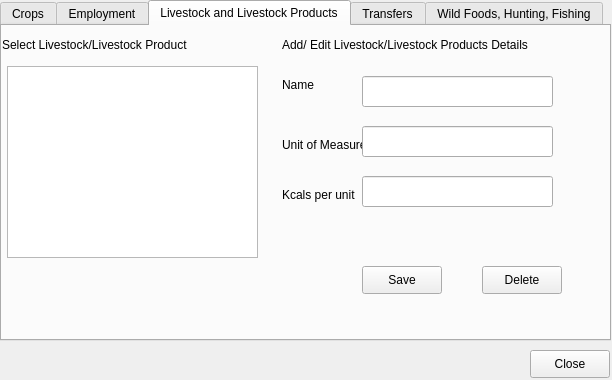
First picture: the form in open-ihm/gui/designs/ui_manageincomedetails.ui, repository snim2mirror/openihm, before the edit.
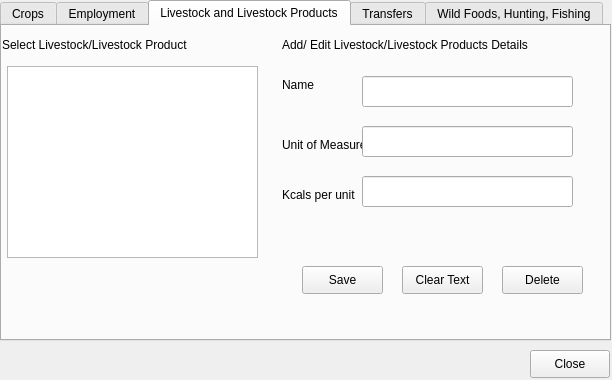
Second picture: the form after the edit. The open tabs and pages were chosen to show the change.

```diff
--- a/open-ihm/gui/designs/ui_manageincomedetails.ui
+++ b/open-ihm/gui/designs/ui_manageincomedetails.ui
@@ -296,9 +296,9 @@
     <widget class="QPushButton" name="btnLivestockSave">
      <property name="geometry">
       <rect>
-       <x>360</x>
+       <x>300</x>
        <y>240</y>
-       <width>80</width>
+       <width>81</width>
        <height>28</height>
       </rect>
      </property>
@@ -348,9 +348,9 @@
     <widget class="QPushButton" name="btnLivestockDelete">
      <property name="geometry">
       <rect>
-       <x>480</x>
+       <x>500</x>
        <y>240</y>
-       <width>80</width>
+       <width>81</width>
        <height>28</height>
       </rect>
      </property>
@@ -363,7 +363,7 @@
       <rect>
        <x>360</x>
        <y>50</y>
-       <width>191</width>
+       <width>211</width>
        <height>31</height>
       </rect>
      </property>
@@ -373,7 +373,7 @@
       <rect>
        <x>360</x>
        <y>100</y>
-       <width>191</width>
+       <width>211</width>
        <height>31</height>
       </rect>
      </property>
@@ -383,7 +383,7 @@
       <rect>
        <x>360</x>
        <y>150</y>
-       <width>191</width>
+       <width>211</width>
        <height>31</height>
       </rect>
      </property>
@@ -398,6 +398,19 @@
       </rect>
      </property>
     </widget>
+    <widget class="QPushButton" name="btnLivestockClear">
+     <property name="geometry">
+      <rect>
+       <x>400</x>
+       <y>240</y>
+       <width>81</width>
+       <height>28</height>
+      </rect>
+     </property>
+     <property name="text">
+      <string>Clear Text</string>
+     </property>
+    </widget>
    </widget>
    <widget class="QWidget" name="tabIncomeTransfers">
     <attribute name="title">
```
Left out of the diff: 48 changed lines with no effect on the pictures.
